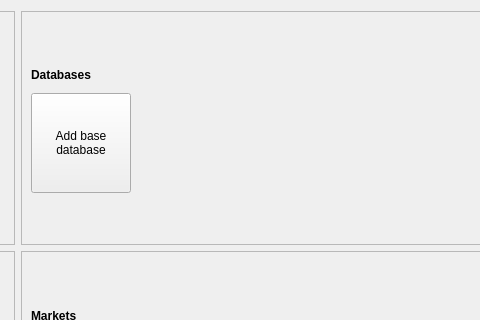
pjamesjoyce/futura, file futura_ui/app/ui/widgets/actions.ui: the form before one commit; both pictures show x 653 to 1133 and y 0 to 320 of the 1341 by 737 pixel window.
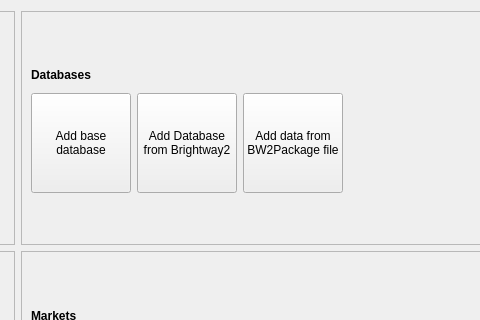
The form after the commit.

Patch:
```diff
--- a/futura_ui/app/ui/widgets/actions.ui
+++ b/futura_ui/app/ui/widgets/actions.ui
@@ -233,6 +233,52 @@
             </property>
            </widget>
           </item>
+          <item>
+           <widget class="QPushButton" name="brightwayDbButton">
+            <property name="minimumSize">
+             <size>
+              <width>100</width>
+              <height>100</height>
+             </size>
+            </property>
+            <property name="maximumSize">
+             <size>
+              <width>100</width>
+              <height>100</height>
+             </size>
+            </property>
+            <property name="text">
+             <string>Add Database
+from Brightway2</string>
+            </property>
+           </widget>
+          </item>
+          <item>
+           <widget class="QPushButton" name="bw2PackageButton">
+            <property name="minimumSize">
+             <size>
+              <width>100</width>
+              <height>100</height>
+             </size>
+            </property>
+            <property name="maximumSize">
+             <size>
+              <width>100</width>
+              <height>100</height>
+             </size>
+            </property>
+            <property name="baseSize">
+             <size>
+              <width>100</width>
+              <height>100</height>
+             </size>
+            </property>
+            <property name="text">
+             <string>Add data from
+BW2Package file</string>
+            </property>
+           </widget>
+          </item>
           <item>
            <spacer name="horizontalSpacer">
             <property name="orientation">
```
